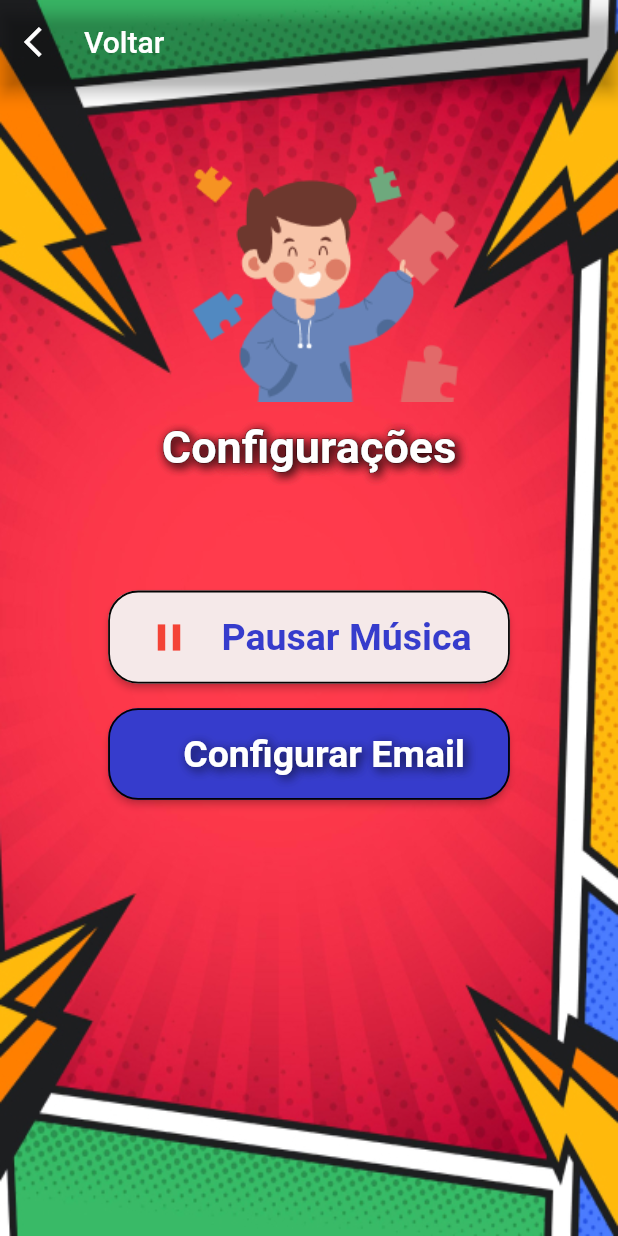
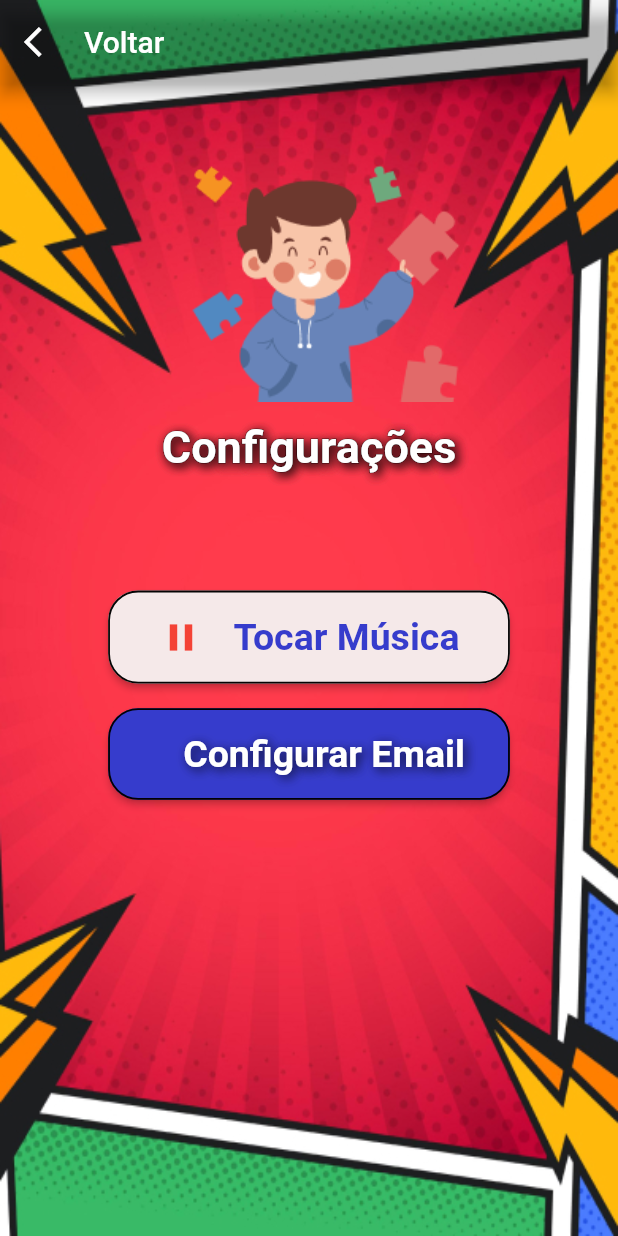
Before and after one commit to viniciusOLN/drawtism, a Flutter app: the screen it shows after launch, after a tap on "Configurações", on a phone screen of 412 x 824 dp. Run offline on Flutter 3.47's test engine with Material 2 defaults, Android fonts, the phone set to English and light mode, and no system bars; our stand-ins replace audioplayers, bloc, flutter_bloc, get, shared_preferences; missing offline and left inert: camera_camera, sendgrid_mailer.

```diff
--- a/lib/app/features/configpage/presentation/configuration_page.dart
+++ b/lib/app/features/configpage/presentation/configuration_page.dart
@@ -23,8 +23,12 @@ class _ConfigurationPageState extends State<ConfigurationPage> {
     () => ConfigPageController(),
   );
   final controllerConfig = Get.find<ConfigPageController>();
-  bool isPlayMusic = false;
-  String titleButton = "Pausar Música";
+
+  @override
+  void initState() {
+    controllerConfig.setButtonTitle();
+    super.initState();
+  }
 
   @override
   Widget build(BuildContext context) {
@@ -70,24 +74,29 @@ class _ConfigurationPageState extends State<ConfigurationPage> {
                         () => MusicController(),
                       );
                       final controller = Get.find<MusicController>();
-                      if (!isPlayMusic) {
+                      if (!controllerConfig.isPlaying) {
                         controllerConfig.setAudio(false);
                         controller.playerThemeSong.pause();
-                        isPlayMusic = true;
+                        controllerConfig.isPlaying = true;
                         setState(() {
-                          titleButton = "Tocar Música";
+                          controllerConfig.titleButton = "Tocar Música";
                         });
                       } else {
                         controllerConfig.setAudio(true);
-                        controller.playerThemeSong.resume();
-                        isPlayMusic = false;
+                        if (!controller.isPlaying) {
+                          controller.playThemeSong();
+                        } else {
+                          controller.playerThemeSong.resume();
+                        }
+
+                        controllerConfig.isPlaying = false;
                         setState(() {
-                          titleButton = "Pausar Música";
+                          controllerConfig.titleButton = "Pausar Música";
                         });
                       }
                     },
-                    title: titleButton,
-                    icon: !isPlayMusic
+                    title: controllerConfig.titleButton,
+                    icon: !controllerConfig.isPlaying
                         ? const Icon(
                             Icons.pause,
                             color: Colors.red,
--- a/lib/app/features/configpage/presentation/controllers/config_page_controller.dart
+++ b/lib/app/features/configpage/presentation/controllers/config_page_controller.dart
@@ -3,11 +3,22 @@ import 'package:shared_preferences/shared_preferences.dart';
 
 class ConfigPageController extends GetxController {
   bool isPlaying = false;
-  String titleButton = "Pausar Música";
+  String titleButton = "";
 
-  void setAudio(bool) async {
+  @override
+  void onInit() async {
+    super.onInit();
+    isPlaying = await getAudio();
+    setButtonTitle();
+  }
+
+  void setButtonTitle() {
+    titleButton = isPlaying ? "Pausar Música" : "Tocar Música";
+  }
+
+  void setAudio(bool state) async {
     final prefs = await SharedPreferences.getInstance();
-    await prefs.setBool("music", bool);
+    await prefs.setBool("music", state);
   }
 
   Future<bool> getAudio() async {
--- a/lib/main.dart
+++ b/lib/main.dart
@@ -23,9 +23,19 @@ class _AppState extends State<App> with WidgetsBindingObserver {
   );
   final controller = Get.find<MusicController>();
 
+  void checkAudioIsPlaying() async {
+    final prefs = await SharedPreferences.getInstance();
+    bool isPlaying = prefs.getBool("music") ?? true;
+    if (isPlaying) {
+      controller.playThemeSong();
+      controller.isPlaying = true;
+    }
+    controller.isPlaying = false;
+  }
+
   @override
   void initState() {
-    controller.playThemeSong();
+    checkAudioIsPlaying();
     WidgetsBinding.instance.addObserver(this);
     super.initState();
   }
@@ -36,7 +46,7 @@ class _AppState extends State<App> with WidgetsBindingObserver {
       controller.playerThemeSong.pause();
     } else if (state == AppLifecycleState.resumed) {
       final prefs = await SharedPreferences.getInstance();
-      bool isPlaying = await prefs.getBool("music") ?? true;
+      bool isPlaying = prefs.getBool("music") ?? true;
       if (isPlaying) {
         controller.playerThemeSong.resume();
       }
--- a/lib/music_controller.dart
+++ b/lib/music_controller.dart
@@ -3,6 +3,7 @@ import 'package:get/get.dart';
 
 class MusicController extends GetxController {
   AudioPlayer playerThemeSong = AudioPlayer();
+  bool isPlaying = true;
 
   void playThemeSong() {
     playerThemeSong.play(
```
